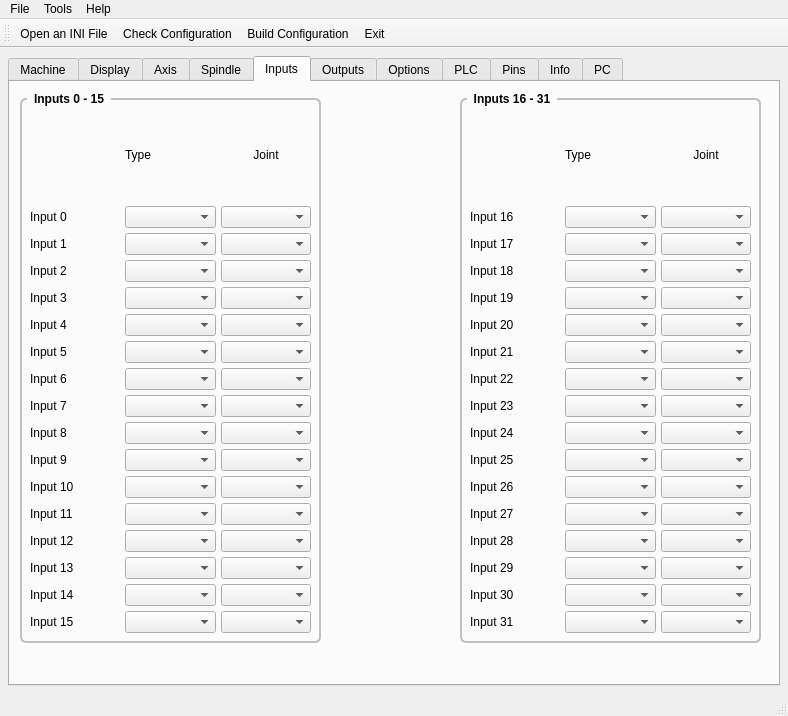
Before: the Qt Designer form m7i76e/7i76e.ui in jkur/7i76e, drawn with Qt 5.
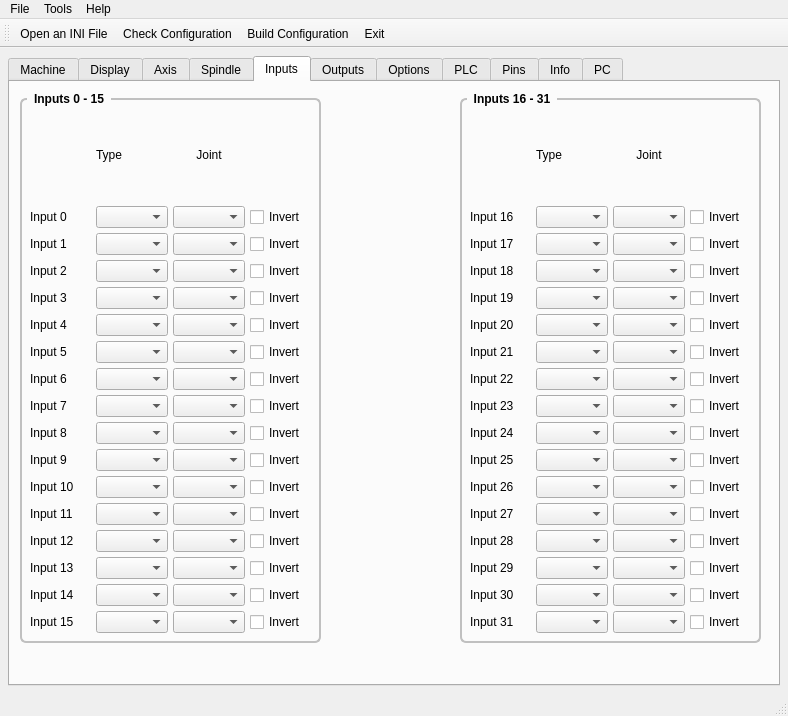
After: the same form once the commit is applied. The open tabs and pages were chosen to show the change.

Commit message: add input invert and add missing outputs

Patch:
```diff
--- a/m7i76e/7i76e.ui
+++ b/m7i76e/7i76e.ui
@@ -5208,6 +5208,118 @@
          <item row="12" column="3">
           <widget class="QComboBox" name="inputJoint_11"/>
          </item>
+         <item row="1" column="4">
+          <widget class="QCheckBox" name="inputInvert_0">
+           <property name="text">
+            <string>Invert</string>
+           </property>
+          </widget>
+         </item>
+         <item row="3" column="4">
+          <widget class="QCheckBox" name="inputInvert_2">
+           <property name="text">
+            <string>Invert</string>
+           </property>
+          </widget>
+         </item>
+         <item row="4" column="4">
+          <widget class="QCheckBox" name="inputInvert_3">
+           <property name="text">
+            <string>Invert</string>
+           </property>
+          </widget>
+         </item>
+         <item row="5" column="4">
+          <widget class="QCheckBox" name="inputInvert_4">
+           <property name="text">
+            <string>Invert</string>
+           </property>
+          </widget>
+         </item>
+         <item row="6" column="4">
+          <widget class="QCheckBox" name="inputInvert_5">
+           <property name="text">
+            <string>Invert</string>
+           </property>
+          </widget>
+         </item>
+         <item row="7" column="4">
+          <widget class="QCheckBox" name="inputInvert_6">
+           <property name="text">
+            <string>Invert</string>
+           </property>
+          </widget>
+         </item>
+         <item row="8" column="4">
+          <widget class="QCheckBox" name="inputInvert_7">
+           <property name="text">
+            <string>Invert</string>
+           </property>
+          </widget>
+         </item>
+         <item row="9" column="4">
+          <widget class="QCheckBox" name="inputInvert_8">
+           <property name="text">
+            <string>Invert</string>
+           </property>
+          </widget>
+         </item>
+         <item row="10" column="4">
+          <widget class="QCheckBox" name="inputInvert_9">
+           <property name="text">
+            <string>Invert</string>
+           </property>
+          </widget>
+         </item>
+         <item row="11" column="4">
+          <widget class="QCheckBox" name="inputInvert_10">
+           <property name="text">
+            <string>Invert</string>
+           </property>
+          </widget>
+         </item>
+         <item row="12" column="4">
+          <widget class="QCheckBox" name="inputInvert_11">
+           <property name="text">
+            <string>Invert</string>
+           </property>
+          </widget>
+         </item>
+         <item row="13" column="4">
+          <widget class="QCheckBox" name="inputInvert_12">
+           <property name="text">
+            <string>Invert</string>
+           </property>
+          </widget>
+         </item>
+         <item row="14" column="4">
+          <widget class="QCheckBox" name="inputInvert_13">
+           <property name="text">
+            <string>Invert</string>
+           </property>
+          </widget>
+         </item>
+         <item row="15" column="4">
+          <widget class="QCheckBox" name="inputInvert_14">
+           <property name="text">
+            <string>Invert</string>
+           </property>
+          </widget>
+         </item>
+         <item row="16" column="4">
+          <widget class="QCheckBox" name="inputInvert_15">
+           <property name="text">
+            <string>Invert</string>
+           </property>
+          </widget>
+         </item>
+         <item row="2" column="4">
+          <widget class="QCheckBox" name="inputInvert_1">
+           <property name="text">
+            <string>Invert</string>
+           </property>
+          </widget>
+         </item>
         </layout>
        </widget>
        <widget class="QGroupBox" name="gridGroupBox_4">
@@ -5462,6 +5574,118 @@
          <item row="18" column="3">
           <widget class="QComboBox" name="inputJoint_28"/>
          </item>
+         <item row="2" column="4">
+          <widget class="QCheckBox" name="inputInvert_16">
+           <property name="text">
+            <string>Invert</string>
+           </property>
+          </widget>
+         </item>
+         <item row="4" column="4">
+          <widget class="QCheckBox" name="inputInvert_17">
+           <property name="text">
+            <string>Invert</string>
+           </property>
+          </widget>
+         </item>
+         <item row="5" column="4">
+          <widget class="QCheckBox" name="inputInvert_18">
+           <property name="text">
+            <string>Invert</string>
+           </property>
+          </widget>
+         </item>
+         <item row="6" column="4">
+          <widget class="QCheckBox" name="inputInvert_19">
+           <property name="text">
+            <string>Invert</string>
+           </property>
+          </widget>
+         </item>
+         <item row="8" column="4">
+          <widget class="QCheckBox" name="inputInvert_20">
+           <property name="text">
+            <string>Invert</string>
+           </property>
+          </widget>
+         </item>
+         <item row="9" column="4">
+          <widget class="QCheckBox" name="inputInvert_21">
+           <property name="text">
+            <string>Invert</string>
+           </property>
+          </widget>
+         </item>
+         <item row="10" column="4">
+          <widget class="QCheckBox" name="inputInvert_22">
+           <property name="text">
+            <string>Invert</string>
+           </property>
+          </widget>
+         </item>
+         <item row="11" column="4">
+          <widget class="QCheckBox" name="inputInvert_23">
+           <property name="text">
+            <string>Invert</string>
+           </property>
+          </widget>
+         </item>
+         <item row="12" column="4">
+          <widget class="QCheckBox" name="inputInvert_24">
+           <property name="text">
+            <string>Invert</string>
+           </property>
+          </widget>
+         </item>
+         <item row="13" column="4">
+          <widget class="QCheckBox" name="inputInvert_25">
+           <property name="text">
+            <string>Invert</string>
+           </property>
+          </widget>
+         </item>
+         <item row="14" column="4">
+          <widget class="QCheckBox" name="inputInvert_26">
+           <property name="text">
+            <string>Invert</string>
+           </property>
+          </widget>
+         </item>
+         <item row="16" column="4">
+          <widget class="QCheckBox" name="inputInvert_27">
+           <property name="text">
+            <string>Invert</string>
+           </property>
+          </widget>
+         </item>
+         <item row="18" column="4">
+          <widget class="QCheckBox" name="inputInvert_28">
+           <property name="text">
+            <string>Invert</string>
+           </property>
+          </widget>
+         </item>
+         <item row="19" column="4">
+          <widget class="QCheckBox" name="inputInvert_29">
+           <property name="text">
+            <string>Invert</string>
+           </property>
+          </widget>
+         </item>
+         <item row="20" column="4">
+          <widget class="QCheckBox" name="inputInvert_30">
+           <property name="text">
+            <string>Invert</string>
+           </property>
+          </widget>
+         </item>
+         <item row="21" column="4">
+          <widget class="QCheckBox" name="inputInvert_31">
+           <property name="text">
+            <string>Invert</string>
+           </property>
+          </widget>
+         </item>
         </layout>
        </widget>
       </widget>
```
Left out of the diff: 50 changed lines with no effect on the pictures. The commit also changes 2 other files.
